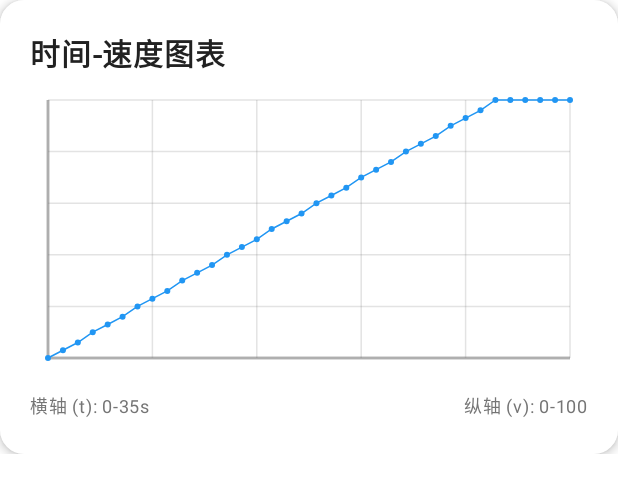
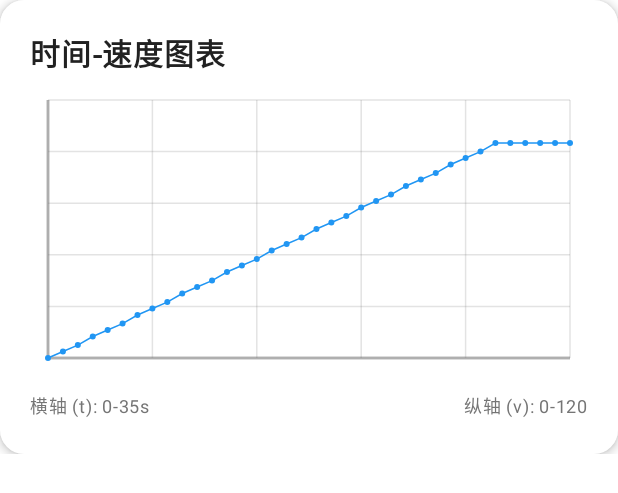
Before and after one commit to tigaliang/YPBot, an Android app built with Jetpack Compose: the @Preview function VelocityTimeChartCardPreviewAccelerateToMax, on a phone screen of 412 x 824 dp. Shown: the top 493 px of the screen. Run offline under Robolectric (Android 15) with nearby library versions, the phone set to English and light mode, and no system bars.

Commit message:
Update VelocityTimeChartCard to extend velocity range from 0-100 to 0-120 and adjust corresponding axis label.

```diff
--- a/YPBot-app/app/src/main/java/me/ypphy/ypbot/ui/components/VelocityTimeChartCard.kt
+++ b/YPBot-app/app/src/main/java/me/ypphy/ypbot/ui/components/VelocityTimeChartCard.kt
@@ -58,9 +58,9 @@ fun VelocityTimeChartCard(
             val timeRange = maxOf(maxTime, 35000L) // 至少显示35秒
             val minTime = maxOf(0L, maxTime - timeRange)
 
-            // 速度范围固定为 0-100
+            // 速度范围固定为 0-120
             val velocityMin = 0
-            val velocityMax = 100
+            val velocityMax = 120
 
             // 图表尺寸
             val chartHeight = 200.dp
@@ -90,7 +90,7 @@ fun VelocityTimeChartCard(
                     color = TextSecondary
                 )
                 Text(
-                    text = "纵轴 (v): 0-100",
+                    text = "纵轴 (v): 0-120",
                     fontSize = 12.sp,
                     color = TextSecondary
                 )
```
